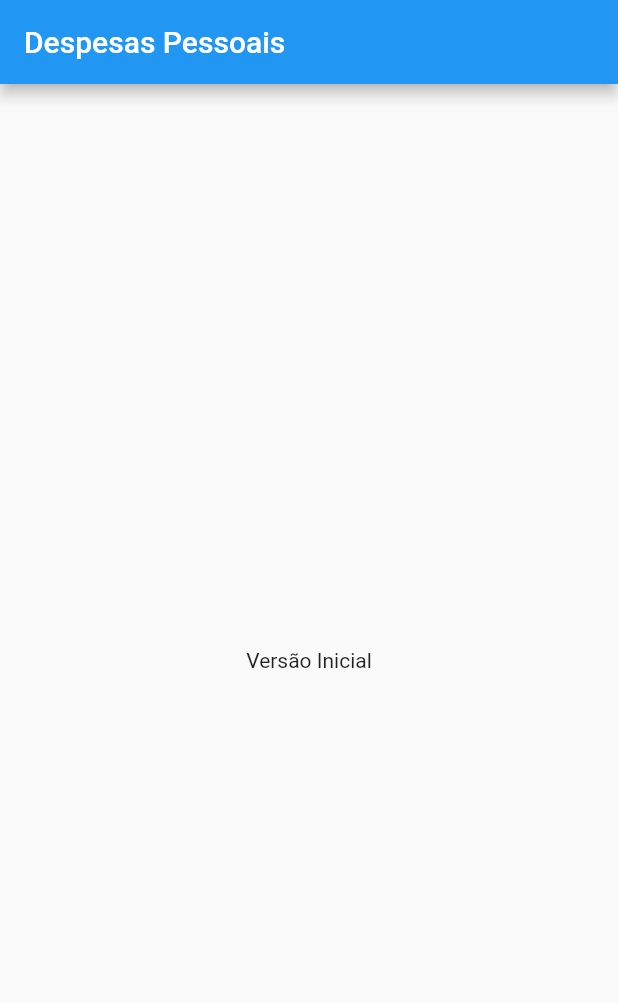
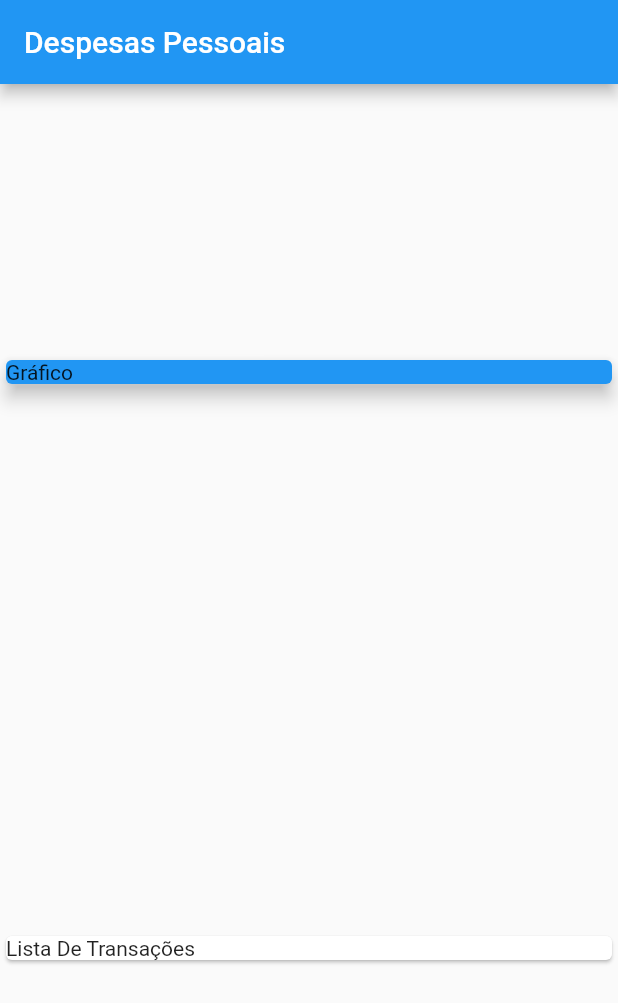
Before and after one commit to Luk4ss/course_flutter, a Flutter app: the screen it shows after launch, on a phone screen of 412 x 824 dp. Shown: the top 1003 px of the screen. Run offline on Flutter 3.47's test engine with Material 2 defaults, Android fonts, the phone set to English and light mode, and no system bars.

```diff
--- a/expenses/lib/main.dart
+++ b/expenses/lib/main.dart
@@ -1,4 +1,5 @@
 
+import 'package:expenses/models/transaction.dart';
 import 'package:flutter/material.dart';
 
 
@@ -9,14 +10,19 @@ class ExpensesApp extends StatelessWidget {
 
   @override
   Widget build(BuildContext context) {
-    return const  MaterialApp(
+    return  MaterialApp(
       home: MyHomePage()
     );
   }
 }
 
 class MyHomePage extends StatelessWidget {
-  const MyHomePage({super.key});
+  MyHomePage({super.key});
+
+  final _transactions = [
+    Transaction(id: 't1', title: 'Novo Tênis de Corrida', value: 310.76, date: DateTime.now()),
+    Transaction(id: 't2', title: 'Conta de Luz', value: 221.30, date: DateTime.now())
+  ];
 
   @override
   Widget build(BuildContext context) {
@@ -24,9 +30,22 @@ class MyHomePage extends StatelessWidget {
       appBar: AppBar(
         title: const Text('Despesas Pessoais')
       ),
-      body: const Center(
-        child: Text('Versão Inicial')
-      ),
+      body: Column(
+        mainAxisAlignment: MainAxisAlignment.spaceAround,
+        crossAxisAlignment: CrossAxisAlignment.stretch,
+        children:  [
+          Container(
+            child: Card(
+              color: Colors.blue,
+              child: Text('Gráfico'),
+              elevation: 5,
+            ),
+          ),
+          Card(
+            child: Text('Lista De Transações'),
+          )
+        ],
+      )
     );
   }
 }
--- /dev/null
+++ b/expenses/lib/models/transaction.dart
@@ -0,0 +1,13 @@
+class Transaction {
+  final String id;
+  final String title;
+  final double value;
+  final DateTime date;
+
+  Transaction({
+    required this.id,
+    required this.title,
+    required this.value,
+    required this.date,
+  });
+}
```
